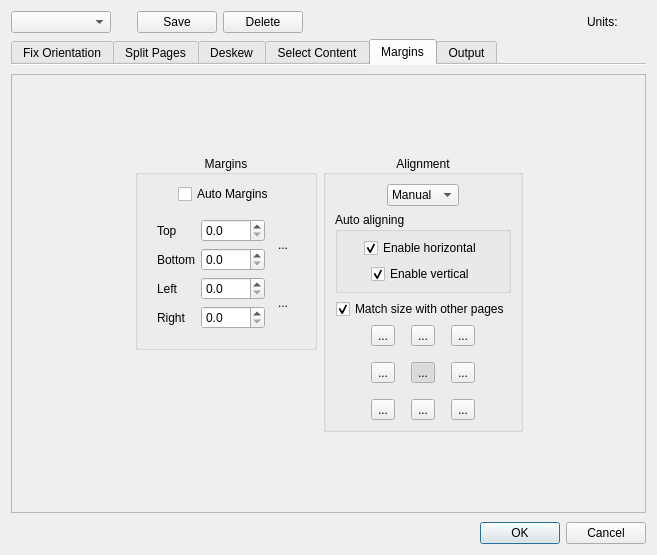
The window that ui/DefaultParamsDialog.ui (4lex4/scantailor-advanced) describes before a commit, drawn with Qt 5.
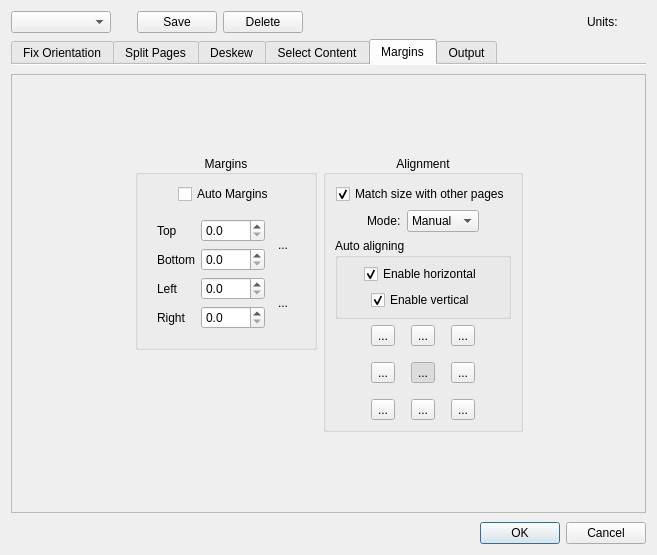
The same window after the commit. The open tabs and pages were chosen to show the change. Icons and pictures are not drawn.

Commit message:
~ Fixes and improvements on the default params dialog.
* Added dialog suggesting a user to delete profile that isn't compatible with the current version of the application.
* Bug fixes.
* The alignment mode combo box is now disabled if match with other pages option unchecked.

```diff
--- a/ui/DefaultParamsDialog.ui
+++ b/ui/DefaultParamsDialog.ui
@@ -1114,8 +1114,8 @@
            <rect>
             <x>0</x>
             <y>0</y>
-            <width>410</width>
-            <height>319</height>
+            <width>637</width>
+            <height>442</height>
            </rect>
           </property>
           <layout class="QGridLayout" name="gridLayout_10">
@@ -1410,6 +1410,46 @@
               <set>Qt::AlignCenter</set>
              </property>
              <layout class="QVBoxLayout" name="verticalLayout_12">
+              <item>
+               <layout class="QHBoxLayout" name="horizontalLayout_26">
+                <item>
+                 <spacer name="horizontalSpacer_15">
+                  <property name="orientation">
+                   <enum>Qt::Horizontal</enum>
+                  </property>
+                  <property name="sizeHint" stdset="0">
+                   <size>
+                    <width>1</width>
+                    <height>1</height>
+                   </size>
+                  </property>
+                 </spacer>
+                </item>
+                <item>
+                 <widget class="QCheckBox" name="alignWithOthersCB">
+                  <property name="text">
+                   <string>Match size with other pages</string>
+                  </property>
+                  <property name="checked">
+                   <bool>true</bool>
+                  </property>
+                 </widget>
+                </item>
+                <item>
+                 <spacer name="horizontalSpacer_16">
+                  <property name="orientation">
+                   <enum>Qt::Horizontal</enum>
+                  </property>
+                  <property name="sizeHint" stdset="0">
+                   <size>
+                    <width>1</width>
+                    <height>1</height>
+                   </size>
+                  </property>
+                 </spacer>
+                </item>
+               </layout>
+              </item>
               <item>
                <layout class="QHBoxLayout" name="horizontalLayout_24">
                 <item>
@@ -1425,6 +1465,13 @@
                   </property>
                  </spacer>
                 </item>
+                <item>
+                 <widget class="QLabel" name="alignmentModeLabel">
+                  <property name="text">
+                   <string>Mode:</string>
+                  </property>
+                 </widget>
+                </item>
                 <item>
                  <widget class="QComboBox" name="alignmentMode">
                   <property name="currentIndex">
@@ -1563,46 +1610,6 @@
                 </layout>
                </widget>
               </item>
-              <item>
-               <layout class="QHBoxLayout" name="horizontalLayout_26">
-                <item>
-                 <spacer name="horizontalSpacer_15">
-                  <property name="orientation">
-                   <enum>Qt::Horizontal</enum>
-                  </property>
-                  <property name="sizeHint" stdset="0">
-                   <size>
-                    <width>1</width>
-                    <height>1</height>
-                   </size>
-                  </property>
-                 </spacer>
-                </item>
-                <item>
-                 <widget class="QCheckBox" name="alignWithOthersCB">
-                  <property name="text">
-                   <string>Match size with other pages</string>
-                  </property>
-                  <property name="checked">
-                   <bool>true</bool>
-                  </property>
-                 </widget>
-                </item>
-                <item>
-                 <spacer name="horizontalSpacer_16">
-                  <property name="orientation">
-                   <enum>Qt::Horizontal</enum>
-                  </property>
-                  <property name="sizeHint" stdset="0">
-                   <size>
-                    <width>1</width>
-                    <height>1</height>
-                   </size>
-                  </property>
-                 </spacer>
-                </item>
-               </layout>
-              </item>
               <item>
                <layout class="QHBoxLayout" name="horizontalLayout_5">
                 <item>
```
Left out of the diff: 12 changed lines with no effect on the pictures. The commit also changes 7 other files.
